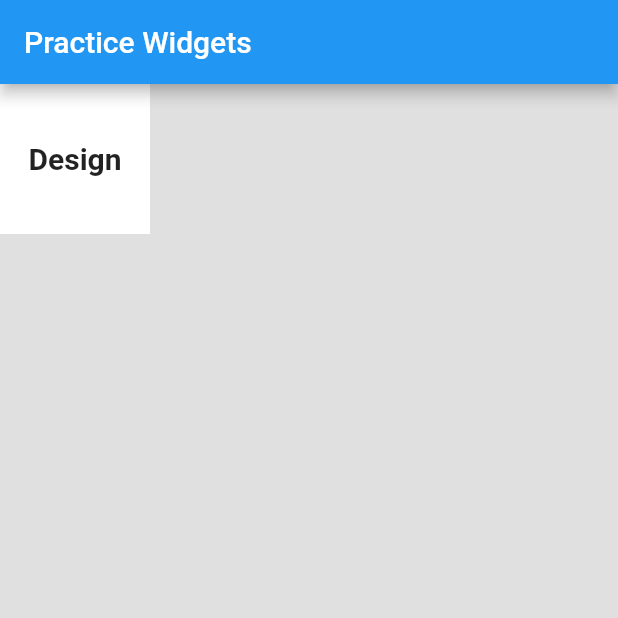
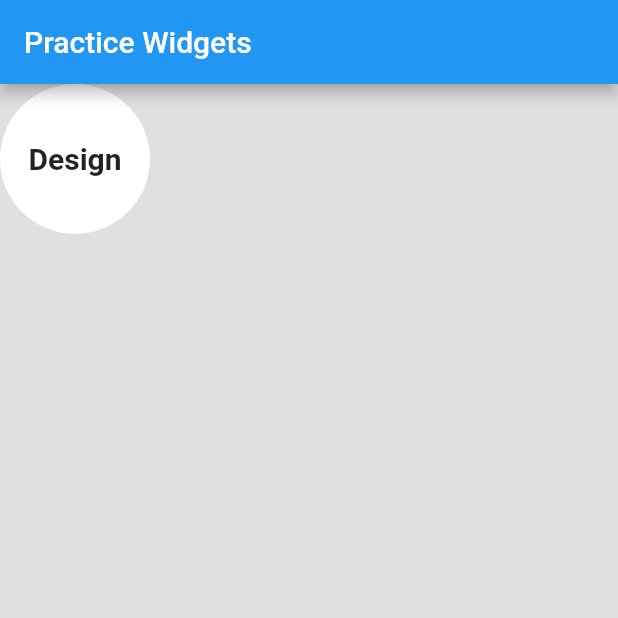
Before and after one commit to ahmedkaimkhani/SMIT-Flutter-Widgets-Learning, a Flutter app: the screen it shows after launch, on a phone screen of 412 x 824 dp, the top half of it. Run offline on Flutter 3.47's test engine with Material 2 defaults, Android fonts, the light colour scheme and no system bars.

Commit message:
practice

```diff
--- a/lib/practice.dart
+++ b/lib/practice.dart
@@ -15,9 +15,12 @@
           Row(
             children: [
               Container(
+                decoration: BoxDecoration(
+                  color: Colors.white,
+                  borderRadius: BorderRadius.circular(100)
+                ),
                 height: 100,
                 width: 100,
-                color: Colors.white,
                 child: const Center(
                     child: Text(
                   'Design',
```
